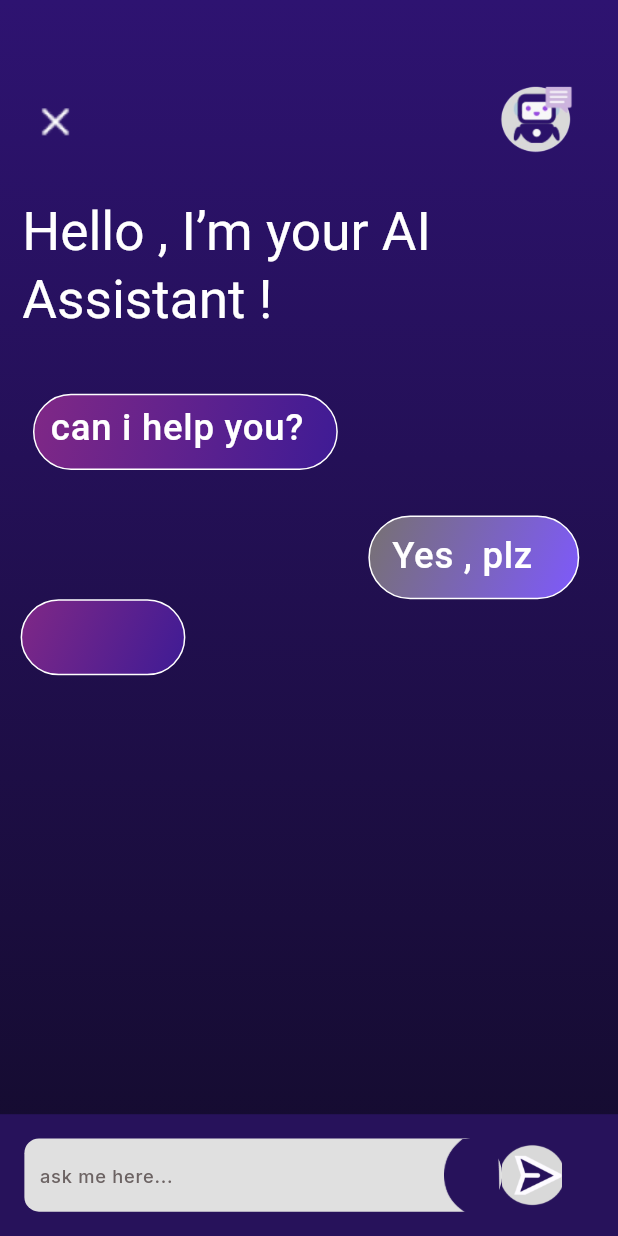
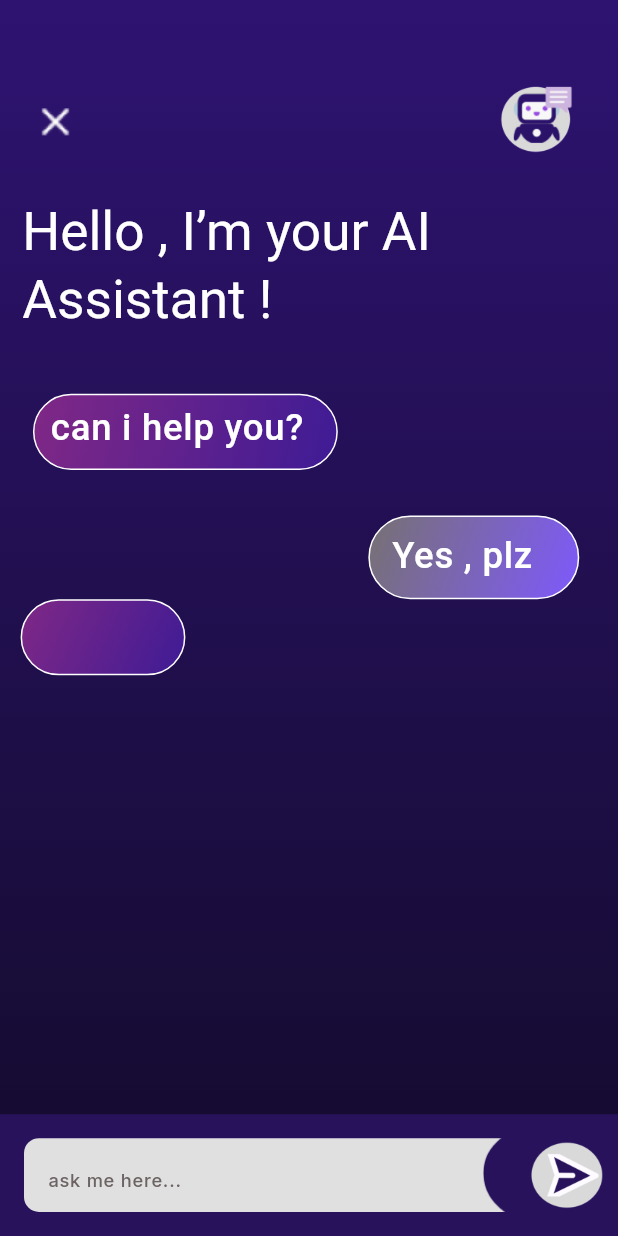
Before and after one commit to ZakariaEysa/Your-Seat-Graduation-Project, a Flutter app: the ChatBottt widget shown alone on an empty page, opened directly, on a phone screen of 412 x 824 dp. Run offline on Flutter 3.47's test engine with Material 3 defaults, Android fonts, the phone set to English and light mode, and no system bars; our stand-ins replace animate_do, bloc, bot_toast, cached_network_image, cloud_firestore, curved_labeled_navigation_bar and 11 more; missing offline and left inert: firebase_app_check, flutter_facebook_auth; accounts and stored records are empty; Roboto replaces fonts that are missing (Acme).

Commit message:
end ui chatbot

```diff
--- a/lib/features/user_flow/Watch_list/presentation/views/watch_list.dart
+++ b/lib/features/user_flow/Watch_list/presentation/views/watch_list.dart
@@ -1,9 +1,8 @@
 import 'package:flutter/cupertino.dart';
 import 'package:flutter/material.dart';
-import 'package:flutter_screenutil/flutter_screenutil.dart';
 import 'package:yourseatgraduationproject/widgets/scaffold/scaffold_f.dart';
 import '../../../../../widgets/app_bar/head_appbar.dart';
-import '../../../home/presentation/views/home_layout.dart';
+
 import '../widgets/watch_list_part.dart';
 class WatchList extends StatelessWidget {
   const WatchList({super.key});
--- a/lib/features/user_flow/chatbot/presentation/views/chat_bot.dart
+++ b/lib/features/user_flow/chatbot/presentation/views/chat_bot.dart
@@ -8,7 +8,7 @@ class ChatBot extends StatelessWidget {
 
   @override
   Widget build(BuildContext context) {
-    return const ScaffoldF(
+    return  ScaffoldF(
       body: Column(children: [
         ChatUp(),
         Spacer(),
--- a/lib/features/user_flow/chatbot/presentation/views/chat_bott.dart
+++ b/lib/features/user_flow/chatbot/presentation/views/chat_bott.dart
@@ -8,7 +8,7 @@ class ChatBott extends StatelessWidget {
   @override
   Widget build(BuildContext context) {
     final theme = Theme.of(context);
-    return const ScaffoldF(
+    return  ScaffoldF(
       body: Column(
           children: [
         ChatUp(),
--- a/lib/features/user_flow/chatbot/presentation/views/chat_bottt.dart
+++ b/lib/features/user_flow/chatbot/presentation/views/chat_bottt.dart
@@ -71,7 +71,7 @@ class ChatBottt extends StatelessWidget {
           ),
         ),
        const Spacer(),
-        const ChatAsk()
+         ChatAsk()
 
        ]),
     );
--- a/lib/features/user_flow/chatbot/presentation/widgets/chat_ask.dart
+++ b/lib/features/user_flow/chatbot/presentation/widgets/chat_ask.dart
@@ -7,61 +7,51 @@ class ChatAsk extends StatelessWidget {
   @override
   Widget build(BuildContext context) {
     return Container(
-      color: const Color(0xFF27125B),
+      color: const Color(0xFF27125B), // خلفية الحاوية
       width: 390.w,
       height: 80.h,
+      child: Padding(
+        padding: EdgeInsets.only(right: 8 , bottom: 16 , left: 16 , top: 16),
         child: Row(
           children: [
-          Padding(
-            padding: EdgeInsets.all(16.0.sp),
-            child: Row(
+            Expanded(
+              child: Stack(
+alignment: Alignment(1.1, 0.8),
                 children: [
-                Container(
-                  width: 290.w,
-                  height: 50.h,
-                  decoration: BoxDecoration(
-                    color: Colors.grey[300],
-                    borderRadius: const BorderRadius.only(
-                      topRight: Radius.circular(50),
-                      bottomRight: Radius.circular(50),
-                      topLeft: Radius.circular(20),
-                      bottomLeft: Radius.circular(20),
-                    ),
-                  ),
-                  child: Stack(children: [
-                    Padding(
-                      padding: EdgeInsets.symmetric(horizontal: 10.h),
-                      child: TextField(
+                  TextField(
                     decoration: InputDecoration(
                       hintText: 'ask me here...',
-                          border: InputBorder.none,
+                      border: OutlineInputBorder(
+                        borderRadius: BorderRadius.circular(10),
+                        borderSide: BorderSide.none,
+                      ),
+                      filled: true,
+                      fillColor: Colors.grey[300],
                       hintStyle: TextStyle(
                         fontSize: 12.sp,
                         color: const Color(0XFF6C6363),
-                              fontWeight: FontWeight.w500),
+                        fontWeight: FontWeight.w500,
                       ),
                     ),
                   ),
-                    Padding(
-                      padding: const EdgeInsets.only(
-                        left: 280,
+                  Image.asset(
+                    'assets/images/img_1.png',
+                    width: 40.w,
+                    height: 70.h,
+fit:BoxFit.cover ,
                   ),
-                      child: Image.asset(
-                        'assets/images/karf (6).png',
-                        width: 280,
-                        height: 300,
-                        fit: BoxFit.cover,
-                        color: Color(0xFF27125B),
-                      ),
-                    ),
-                  ]),
-                ),
-                Image.asset('assets/icons/send.png',
-                    width: 39.5, height: 55, fit: BoxFit.cover),
                 ],
               ),
             ),
+
+            Image.asset(
+              'assets/icons/send.png',
+              width: 48.w,
+              height: 55.h,
+              fit: BoxFit.cover,
+            ),
           ],
+        ),
       ),
     );
   }
--- a/lib/features/user_flow/home/presentation/Widget/chatbot_icon.dart
+++ b/lib/features/user_flow/home/presentation/Widget/chatbot_icon.dart
@@ -3,6 +3,7 @@ import 'package:flutter_screenutil/flutter_screenutil.dart';
 import 'package:yourseatgraduationproject/features/user_flow/chatbot/presentation/views/chat_bott.dart';
 
 import '../../../chatbot/presentation/views/chat_bot.dart';
+import '../../../chatbot/presentation/views/chat_bottt.dart';
 
 class DraggableFloatingButton extends StatefulWidget {
   const DraggableFloatingButton({Key? key}) : super(key: key);
@@ -29,7 +30,7 @@ class _DraggableFloatingButtonState extends State<DraggableFloatingButton> {
                   onTap: () {
                     Navigator.push(
                       context,
-                      MaterialPageRoute(builder: (context) => ChatBot()), // Navigate to ChatBot screen
+                      MaterialPageRoute(builder: (context) => ChatBottt()), // Navigate to ChatBot screen
                     );
                   },
                   child: Image.asset(
--- a/lib/features/user_flow/home/presentation/views/home_screen.dart
+++ b/lib/features/user_flow/home/presentation/views/home_screen.dart
@@ -2,7 +2,6 @@ import 'package:flutter/material.dart';
 import 'package:flutter_screenutil/flutter_screenutil.dart';
 import 'package:yourseatgraduationproject/features/user_flow/home/presentation/Widget/head_widget.dart';
 import 'package:yourseatgraduationproject/features/user_flow/home/presentation/Widget/text.dart';
-import 'package:yourseatgraduationproject/generated/l10n.dart';
 import 'package:yourseatgraduationproject/generated/l10n.dart';
 import '../../../../../widgets/scaffold/scaffold_f.dart';
 import '../Widget/chatbot_icon.dart';
--- a/lib/main.dart
+++ b/lib/main.dart
@@ -14,9 +14,6 @@ import 'package:yourseatgraduationproject/generated/l10n.dart';
 import 'package:flutter_localizations/flutter_localizations.dart';
 import 'package:bot_toast/bot_toast.dart';
 import 'package:flutter_screenutil/flutter_screenutil.dart';
-
-import 'features/user_flow/auth/presentation/views/otp.dart';
-import 'features/user_flow/chatbot/presentation/views/chat_bot.dart';
 
 void main() async {
   WidgetsFlutterBinding.ensureInitialized();
```
Also changed, not shown: assets/images/img_1.png (added). Lines whose indentation alone changed are shown as unchanged.
